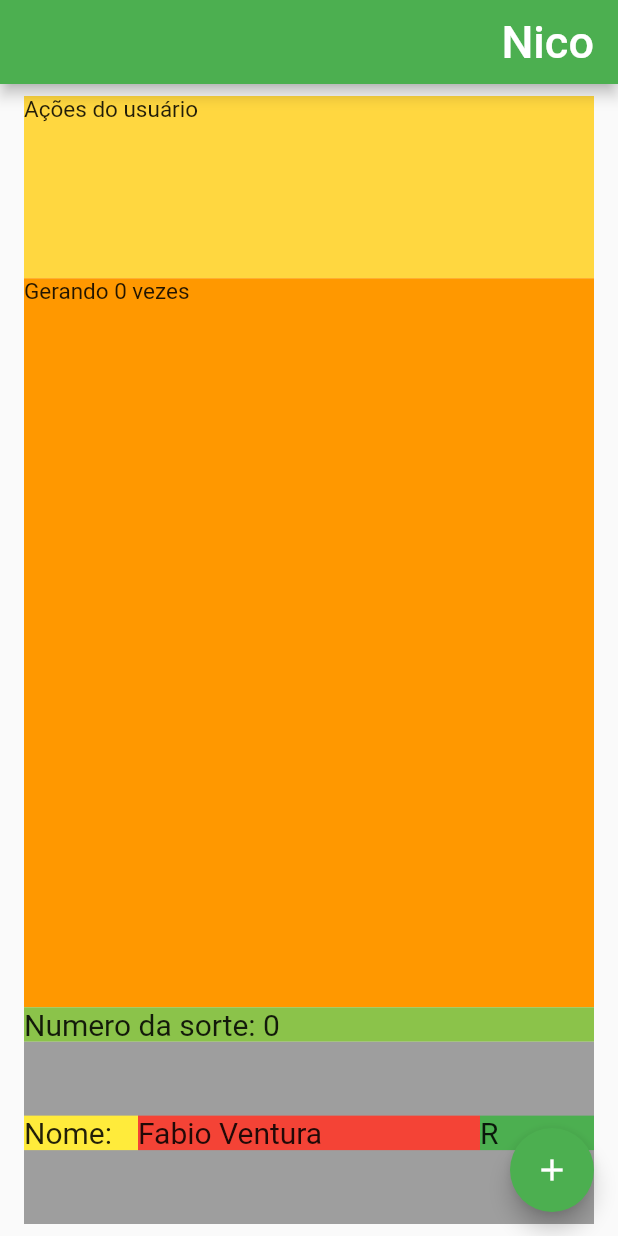
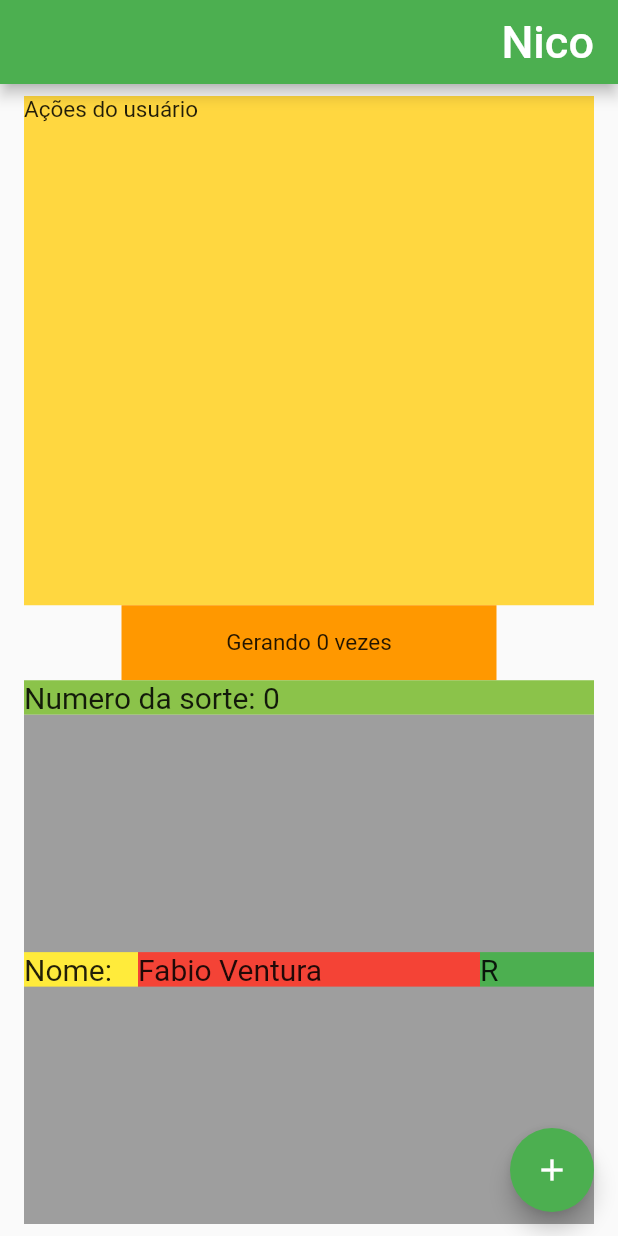
Before and after one commit to jfabiosan/trilhaapp, a Flutter app: the screen it shows after launch, on a phone screen of 412 x 824 dp. Run offline on Flutter 3.47's test engine with Material 2 defaults, Android fonts, the phone set to English and light mode, and no system bars; our stand-ins replace google_fonts; Roboto replaces fonts that are missing (Aboreto, Acme, Adamina).

Commit message:
SizedBox e Container

```diff
--- a/lib/home_page.dart
+++ b/lib/home_page.dart
@@ -42,14 +42,17 @@ class _HomePageState extends State<HomePage> {
                 ),
               ),
             ),
-            Expanded(
-              flex: 4,
-              child: Container(
-                width: double.infinity,
-                color: Colors.orange,
-                child: Text(
-                  'Gerando $quantidadeCliques vezes',
-                  style: GoogleFonts.adamina(fontSize: 15),
+            Center(
+              child: SizedBox(
+                height: 50,
+                width: 250,
+                child: Container(
+                  alignment: Alignment.center,
+                  color: Colors.orange,
+                  child: Text(
+                    'Gerando $quantidadeCliques vezes',
+                    style: GoogleFonts.adamina(fontSize: 15),
+                  ),
                 ),
               ),
             ),
```
